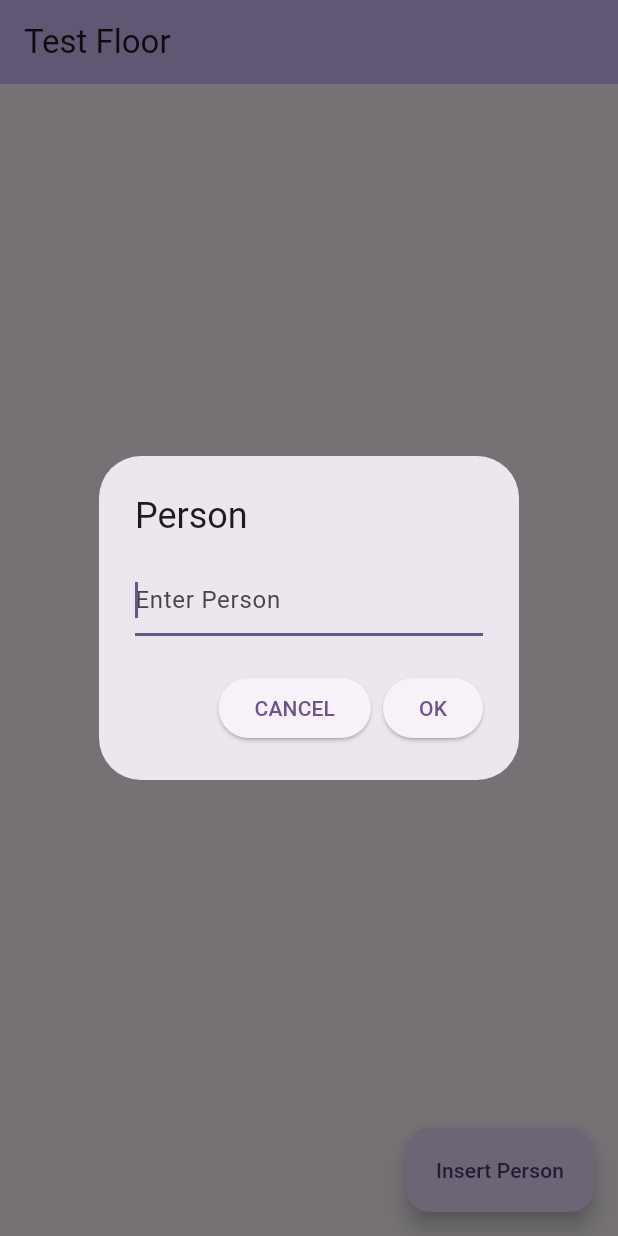
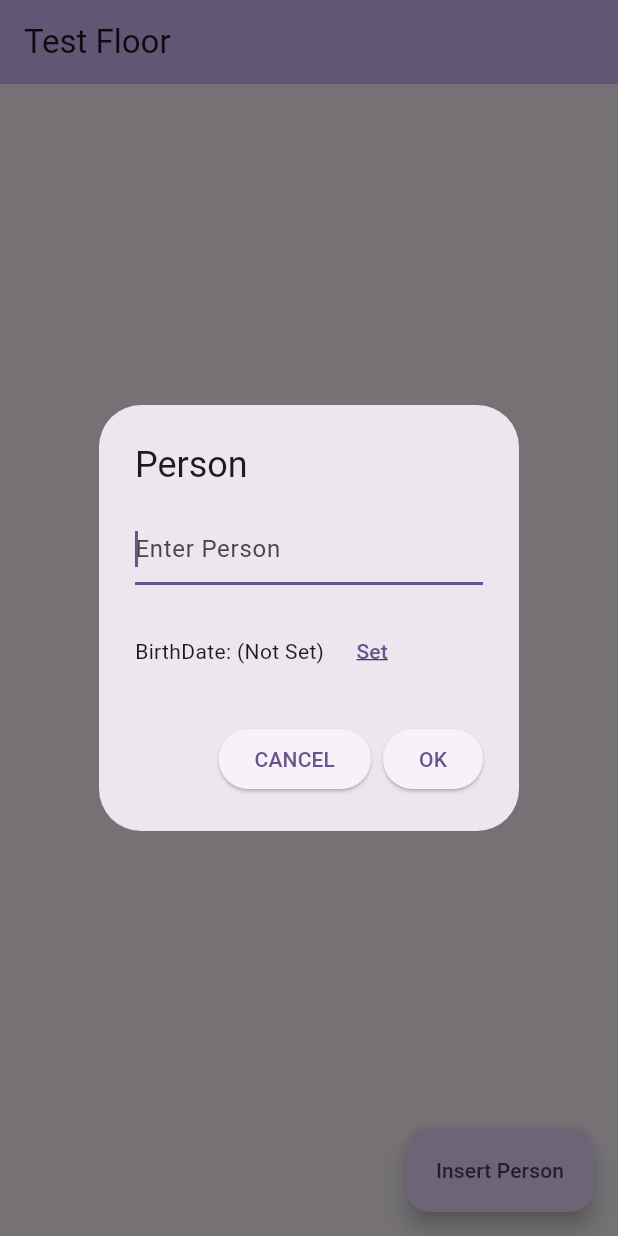
Before and after one commit to finkusuma-dev/test_flutter_floor_db, a Flutter app: the screen it shows after launch, after a tap on "Insert Person", on a phone screen of 412 x 824 dp. Run offline on Flutter 3.47's test engine with Material 3 defaults, Android fonts, the phone set to English and light mode, and no system bars; our stand-ins replace floor, sqflite; accounts and stored records are empty; generated files the repository leaves out were written again; statements that could not run were skipped.

Commit message:
feat: add person.birthDate, build to linux

```diff
--- a/lib/db/database.dart
+++ b/lib/db/database.dart
@@ -6,9 +6,11 @@ import 'package:floor/floor.dart';
 import 'package:sqflite/sqflite.dart' as sqflite;
 import 'entity/person.dart';
 import 'entity/hobby.dart';
+import 'type_converters/date_time_converter.dart';
 
 part 'database.g.dart'; // the generated code will be there
 
+@TypeConverters([DateTimeConverter])
 @Database(version: 3, entities: [Person, Hobby], views: [Name])
 abstract class AppDatabase extends FloorDatabase {
   PersonDao get personDao;
--- a/lib/db/entity/person.dart
+++ b/lib/db/entity/person.dart
@@ -11,7 +11,9 @@ class Person extends BaseEntity {
   String name;
   int? age;
 
-  Person({super.id, required this.name, this.age});
+  DateTime? birthDate;
+
+  Person({super.id, required this.name, this.age, this.birthDate});
 
   Future<List<Hobby>> getHobbies(AppDatabase db) async =>
       await db.personDao.getPersonHobbies(super.id!);
--- a/lib/main.dart
+++ b/lib/main.dart
@@ -1,11 +1,16 @@
 import 'dart:async';
 import 'dart:developer' as dev;
 import 'package:flutter/material.dart';
+import 'package:path/path.dart' as path;
 import 'package:path_provider/path_provider.dart';
 import 'package:test_floor/db/database.dart';
 import 'package:test_floor/db/entity/hobby.dart';
 import 'package:test_floor/db/entity/person.dart';
 import 'package:test_floor/ui/dialogs/input.dart';
+import 'package:test_floor/ui/dialogs/person_input.dart';
+import 'package:test_floor/utils/app_folder.dart';
+import 'package:test_floor/utils/general.dart';
+import 'package:test_floor/utils/platform_info.dart';
 
 void main() {
   WidgetsFlutterBinding.ensureInitialized();
@@ -46,11 +51,13 @@ class _MyHomePageState extends State<MyHomePage> {
   @override
   void initState() {
     () async {
-      var docPath = await getApplicationDocumentsDirectory();
-      String dbPath = '${docPath.path}/data.db';
-      dev.log('path: $dbPath');
+      var docPath =
+          await AppFolder.document(); //getApplicationDocumentsDirectory();
+
+      String dbPath = path.join(docPath.path, 'data.db');
+      dev.log('db path: $dbPath');
       // database = await AppDatabase.memory();
-      database = await AppDatabase.storage((dbPath));
+      database = await AppDatabase.storage(dbPath);
       peopleStream = database!.personDao.getAllAsStream();
 
       Future.delayed(Duration.zero, () {
@@ -128,12 +135,10 @@ class _MyHomePageState extends State<MyHomePage> {
   }
 
   void _handleInsertNewPerson() async {
-    String? name = await showInputDialog(context, title: 'Person');
-    if (name == null) return;
+    Person? person = await showPersonInputDialog(context, title: 'Person');
+    if (person == null) return;
 
-    await database?.personDao.insert(
-      Person(name: name),
-    );
+    await database?.personDao.insert(person);
 
     setState(() {});
   }
@@ -184,13 +189,21 @@ class _PersonWidgetState extends State<PersonWidget> {
       },
       child: ListTile(
         title: Text(widget.person.name),
-        subtitle: hobbies.isNotEmpty
-            ? Text(
-                hobbies
-                    .map(
-                      (e) => e.name,
-                    )
-                    .join(', '),
+        subtitle: widget.person.birthDate != null || hobbies.isNotEmpty
+            ? Row(
+                children: [
+                  Text(widget.person.birthDate != null
+                      ? General.dateFormat(widget.person.birthDate!)
+                      : ''),
+                  Text(widget.person.birthDate != null && hobbies.isNotEmpty ? ' | ': ''),
+                  Text(
+                    hobbies
+                        .map(
+                          (e) => e.name,
+                        )
+                        .join(', '),
+                  ),
+                ],
               )
             : null,
         trailing: Row(
--- /dev/null
+++ b/lib/ui/dialogs/person_input.dart
@@ -0,0 +1,93 @@
+import 'package:flutter/material.dart';
+import 'package:test_floor/db/entity/person.dart';
+import 'package:test_floor/utils/general.dart';
+
+Future<Person?> showPersonInputDialog(BuildContext context,
+    {String title = ''}) async {
+  return showDialog<Person?>(
+    context: context,
+    builder: (context) => PersonInputDialog(
+      title: title,
+    ),
+  );
+}
+
+class PersonInputDialog extends StatefulWidget {
+  const PersonInputDialog({super.key, this.title = ''});
+
+  final String title;
+
+  @override
+  State<PersonInputDialog> createState() => _PersonInputDialogState();
+}
+
+class _PersonInputDialogState extends State<PersonInputDialog> {
+  final TextEditingController _textFieldController = TextEditingController();
+  final FocusNode _textFieldFocusNode = FocusNode();
+
+  DateTime? birthDate;
+
+  @override
+  void initState() {
+    _textFieldFocusNode.requestFocus();
+    super.initState();
+  }
+
+  @override
+  Widget build(BuildContext context) {
+    return AlertDialog(
+      title: Text(widget.title),
+      content: Column(
+        mainAxisSize: MainAxisSize.min,
+        children: [
+          TextField(
+            focusNode: _textFieldFocusNode,
+            controller: _textFieldController,
+            decoration: InputDecoration(hintText: "Enter ${widget.title}"),
+          ),
+          const SizedBox(
+            height: 20,
+          ),
+          Row(
+            children: [
+              Text('BirthDate: ${birthDate!= null ? General.dateFormat(birthDate!) : '(Not Set)'}'),
+              TextButton(
+                onPressed: () async {
+                  birthDate = await showDatePicker(
+                    context: context,
+                    firstDate: birthDate ?? DateTime(1900, 1, 1),
+                    lastDate: birthDate ?? DateTime.now(),
+                  );
+
+                  setState(() {});
+                },
+                child: const Text(
+                  'Set',
+                  style: TextStyle(
+                    decoration: TextDecoration.underline,
+                  ),
+                ),
+              )
+            ],
+          )
+        ],
+      ),
+      actions: <Widget>[
+        ElevatedButton(
+          child: const Text('CANCEL'),
+          onPressed: () {
+            Navigator.pop(context);
+          },
+        ),
+        ElevatedButton(
+          child: const Text('OK'),
+          onPressed: () {
+            // print(_textFieldController.text);
+            Navigator.pop(context,
+                Person(name: _textFieldController.text, birthDate: birthDate));
+          },
+        ),
+      ],
+    );
+  }
+}
--- /dev/null
+++ b/lib/utils/general.dart
@@ -0,0 +1,8 @@
+import 'package:intl/intl.dart';
+
+class General {
+  static String dateFormat(DateTime date, {String format = 'yyyy-MM-dd'}) {
+    final DateFormat formatter = DateFormat(format);
+    return formatter.format(date);
+  }
+}
--- a/pubspec.yaml
+++ b/pubspec.yaml
@@ -39,6 +39,8 @@ dependencies:
   cupertino_icons: ^1.0.6
   sqflite: ^2.3.2
   floor: ^1.4.2
+  path: ^1.9.0
+  intl: ^0.19.0
 
 dev_dependencies:
   flutter_test:
@@ -48,6 +50,7 @@ dev_dependencies:
   sqflite_common_ffi: ^2.3.2+1
   test: ^1.24.9
   analyzer: ^5.13.0
+
 
   # The "flutter_lints" package below contains a set of recommended lints to
   # encourage good coding practices. The lint set provided by the package is
```
Also changed, not shown: lib/db/type_converters/date_time_converter.dart (added, +15 -0 lines), lib/utils/app_folder.dart (added, +34 -0 lines), lib/utils/platform_info.dart (added, +105 -0 lines), lib/db/database.g.dart, lib/ui/dialogs/input.dart (line endings or trailing spaces), pubspec.lock, 1 other file.
